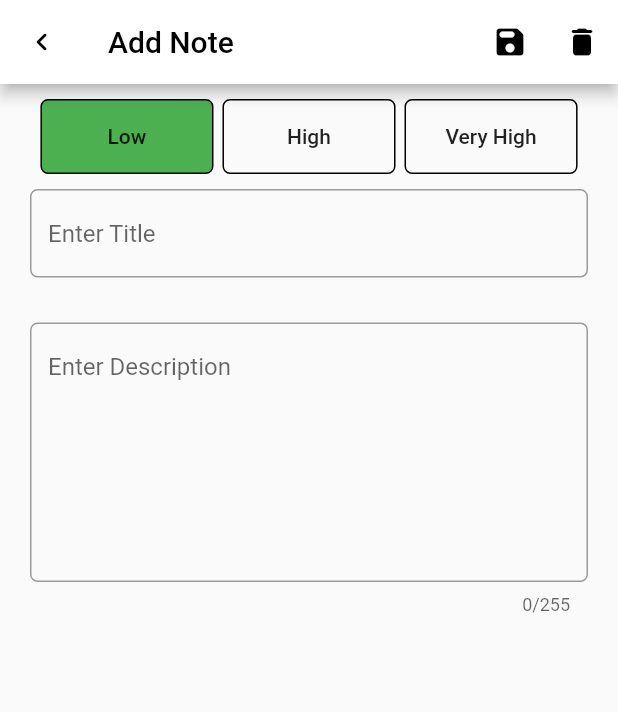
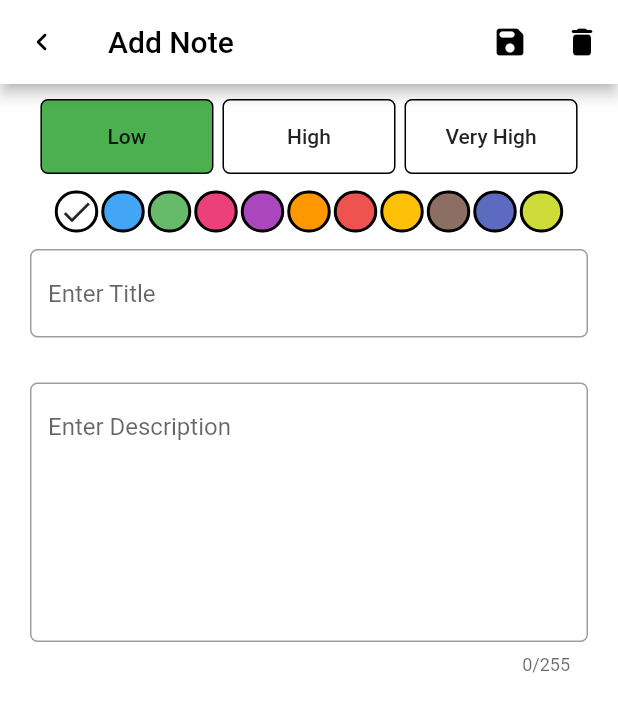
Before and after one commit to mahdiyarz/note_keeper_drift, a Flutter app: the screen it shows after launch, after a tap on the "list alt" icon, after a tap on the "add" icon, on a phone screen of 412 x 824 dp. Shown: the top 712 px of the screen. Run offline on Flutter 3.47's test engine with Material 2 defaults, Android fonts, the phone set to English and light mode, and no system bars; our stand-ins replace drift; accounts and stored records are empty; generated files the repository leaves out were written again.

Commit message:
feat: set color picker widget on note detail screen

```diff
--- a/lib/screen/note_detail_screen.dart
+++ b/lib/screen/note_detail_screen.dart
@@ -5,6 +5,7 @@ import 'package:flutter/material.dart';
 import 'package:provider/provider.dart';
 
 import '../database/database.dart';
+import '../widgets/colors_picker.dart';
 import '../widgets/priority_picker.dart';
 
 class NoteDetailScreen extends StatefulWidget {
@@ -45,6 +46,7 @@ class _NoteDetailScreenState extends State<NoteDetailScreen> {
     db = Provider.of<MyDatabase>(context);
 
     return Scaffold(
+      backgroundColor: colors[colorLevel],
       appBar: _getDetailAppBar(),
       body: Container(
         padding: const EdgeInsets.symmetric(
@@ -59,6 +61,17 @@ class _NoteDetailScreenState extends State<NoteDetailScreen> {
               onTap: (selectedIndex) {
                 log(selectedIndex.toString());
                 priorityLevel = selectedIndex;
+                setState(() {});
+              },
+            ),
+            const SizedBox(
+              height: 10,
+            ),
+            ColorsPicker(
+              index: colorLevel,
+              onTap: (selectedColor) {
+                log(selectedColor.toString());
+                colorLevel = selectedColor;
                 setState(() {});
               },
             ),
@@ -97,7 +110,7 @@ class _NoteDetailScreenState extends State<NoteDetailScreen> {
 
   _getDetailAppBar() {
     return AppBar(
-      backgroundColor: Colors.white,
+      backgroundColor: colors[colorLevel],
       leading: IconButton(
         onPressed: () => Navigator.of(context).pop(),
         icon: const Icon(
```
